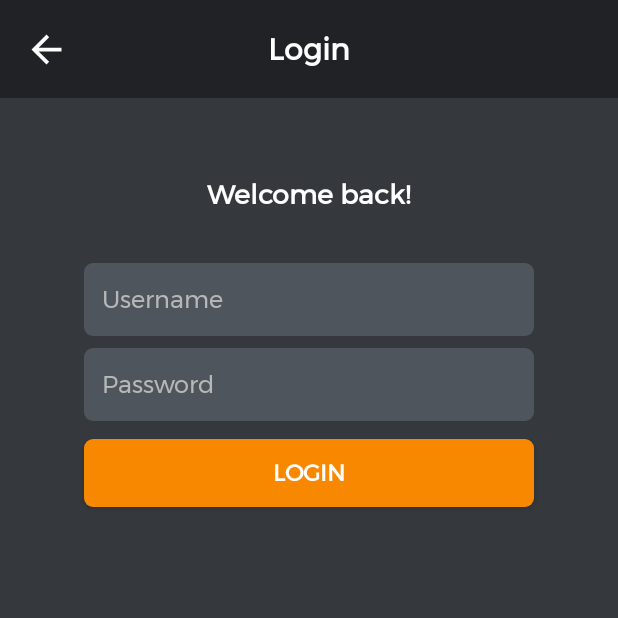
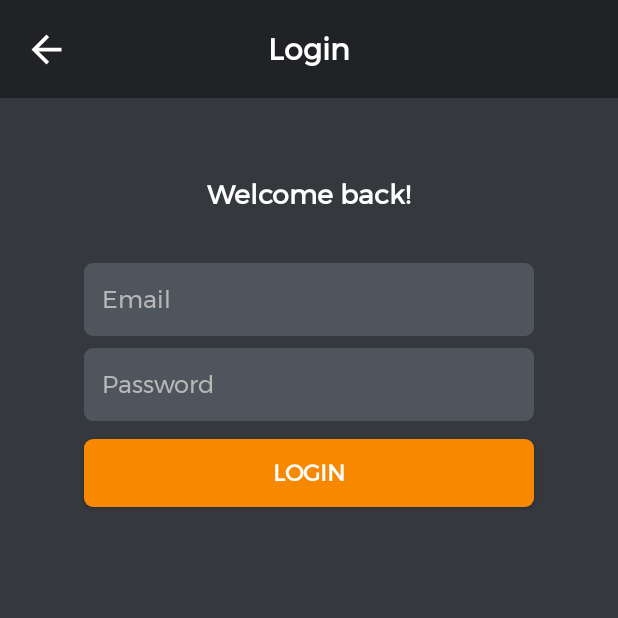
Before and after one commit to kim15096/Burgundy, an Android app: the screen it shows after launch (LoginPage), after a tap on "LOGIN", on a phone screen of 412 x 824 dp, the top half of it. Run offline under Robolectric (Android 15) with nearby library versions, the phone set to English and light mode, and no system bars; our stand-ins replace Firebase (no records; nobody signed in at launch, a user with empty details on screens opened directly).

Commit message:
complete login with email

```diff
--- a/app/src/main/java/app/me/nightfall/login/Login.java
+++ b/app/src/main/java/app/me/nightfall/login/Login.java
@@ -7,7 +7,6 @@ import android.view.View;
 import androidx.appcompat.app.AppCompatActivity;
 
 import app.me.nightfall.R;
-import app.me.nightfall.home.Home;
 
 public class Login extends AppCompatActivity {
 
--- a/app/src/main/java/app/me/nightfall/login/LoginPage.java
+++ b/app/src/main/java/app/me/nightfall/login/LoginPage.java
@@ -2,18 +2,43 @@ package app.me.nightfall.login;
 
 import android.content.Intent;
 import android.os.Bundle;
+import android.util.Log;
 import android.view.View;
+import android.widget.EditText;
+import android.widget.Toast;
 
+import androidx.annotation.NonNull;
 import androidx.appcompat.app.AppCompatActivity;
 
+import com.google.android.gms.tasks.OnCompleteListener;
+import com.google.android.gms.tasks.Task;
+import com.google.firebase.auth.AuthResult;
+import com.google.firebase.auth.FirebaseAuth;
+import com.google.firebase.auth.FirebaseUser;
+
 import app.me.nightfall.R;
+import app.me.nightfall.home.Home;
 
 public class LoginPage extends AppCompatActivity {
+
+    private static final String LOG_TAG = LoginPage.class.getSimpleName();
+
+    private FirebaseAuth mAuth;
+    private EditText mEmailEditText;
+    private EditText mPasswordEditText;
 
     @Override
     protected void onCreate(Bundle savedInstanceState) {
         super.onCreate(savedInstanceState);
         setContentView(R.layout.login_page_act);
+
+        // Initialize Firebase Auth
+        // Note that the checking whether the user is signed in is done in Splash
+        mAuth = FirebaseAuth.getInstance();
+
+        // Initialize View private variables
+        mEmailEditText = findViewById(R.id.login_email);
+        mPasswordEditText = findViewById(R.id.login_password);
 
     }
 
@@ -32,4 +57,37 @@ public class LoginPage extends AppCompatActivity {
         LoginPage.this.finish();
 
     }
+
+    public void signIn(View view) {
+        Log.d(LOG_TAG, "signIn is called");
+        String email = mEmailEditText.getText().toString();
+        String password = mPasswordEditText.getText().toString();
+
+        // Sign in with email using method from Firebase Auth
+        mAuth.signInWithEmailAndPassword(email, password)
+                .addOnCompleteListener(this, new OnCompleteListener<AuthResult>() {
+                    @Override
+                    public void onComplete(@NonNull Task<AuthResult> task) {
+                        if (task.isSuccessful()) {
+                            // Sign in success, update UI with the signed-in user's information
+                            Log.d(LOG_TAG, "signInWithEmail:success");
+                            FirebaseUser user = mAuth.getCurrentUser();
+                            changeToHome();
+                        } else {
+                            // If sign in fails, display a message to the user.
+                            Log.w(LOG_TAG, "signInWithEmail:failure", task.getException());
+                            Toast.makeText(LoginPage.this, "Authentication failed.",
+                                    Toast.LENGTH_SHORT).show();
+                        }
+                    }
+                });
+
+    }
+
+    // Change Activity from LoginPage to Home upon successful sign in
+    private void changeToHome() {
+        Intent intent = new Intent(this, Home.class);
+        startActivity(intent);
+        finish();
+    }
 }
--- a/app/src/main/java/app/me/nightfall/login/Splash.java
+++ b/app/src/main/java/app/me/nightfall/login/Splash.java
@@ -8,7 +8,6 @@ import android.os.Bundle;
 import com.google.firebase.auth.FirebaseAuth;
 import com.google.firebase.auth.FirebaseUser;
 
-import app.me.nightfall.R;
 import app.me.nightfall.home.Home;
 
 public class Splash extends AppCompatActivity {
--- a/app/src/main/res/layout/login_page_act.xml
+++ b/app/src/main/res/layout/login_page_act.xml
@@ -43,7 +43,7 @@
         app:layout_constraintTop_toTopOf="parent" />
 
     <Button
-        android:id="@+id/button3"
+        android:id="@+id/login_btn"
         android:layout_width="300dp"
         android:layout_height="45dp"
         android:layout_marginTop="12dp"
@@ -52,13 +52,14 @@
         android:textColor="@android:color/white"
         android:textSize="15sp"
         android:textStyle="bold"
+        android:onClick="signIn"
         app:layout_constraintEnd_toEndOf="parent"
         app:layout_constraintHorizontal_bias="0.50"
         app:layout_constraintStart_toStartOf="parent"
-        app:layout_constraintTop_toBottomOf="@+id/editText2" />
+        app:layout_constraintTop_toBottomOf="@+id/login_password" />
 
     <EditText
-        android:id="@+id/editText"
+        android:id="@+id/login_email"
         android:layout_width="300dp"
         android:layout_height="wrap_content"
         android:layout_marginStart="40dp"
@@ -66,7 +67,7 @@
         android:layout_marginEnd="40dp"
         android:background="@drawable/et_bg"
         android:ems="10"
-        android:hint="Username"
+        android:hint="@string/login_email_hint"
         android:inputType="textPersonName"
         android:padding="12dp"
         android:textColor="@android:color/white"
@@ -77,7 +78,7 @@
         app:layout_constraintTop_toBottomOf="@+id/textView2" />
 
     <EditText
-        android:id="@+id/editText2"
+        android:id="@+id/login_password"
         android:layout_width="300dp"
         android:layout_height="wrap_content"
         android:layout_marginStart="40dp"
@@ -85,14 +86,14 @@
         android:layout_marginEnd="40dp"
         android:background="@drawable/et_bg"
         android:ems="10"
-        android:hint="Password"
+        android:hint="@string/login_password_hint"
         android:inputType="textPassword"
         android:padding="12dp"
         android:textColor="@android:color/white"
         android:textSize="16sp"
         app:layout_constraintEnd_toEndOf="parent"
         app:layout_constraintStart_toStartOf="parent"
-        app:layout_constraintTop_toBottomOf="@+id/editText" />
+        app:layout_constraintTop_toBottomOf="@+id/login_email" />
 
     <TextView
         android:id="@+id/textView2"
--- a/app/src/main/res/values/strings.xml
+++ b/app/src/main/res/values/strings.xml
@@ -1,3 +1,5 @@
 <resources>
     <string name="app_name">Nightfall</string>
+    <string name="login_email_hint">Email</string>
+    <string name="login_password_hint">Password</string>
 </resources>
```
Also changed, not shown: app/build.gradle (+4 -4 lines), app/src/main/AndroidManifest.xml (+11 -8 lines), app/src/main/java/app/me/nightfall/home/Home.java (+13 -1 lines), app/src/main/res/layout/activity_home.xml (added, +18 -0 lines).
